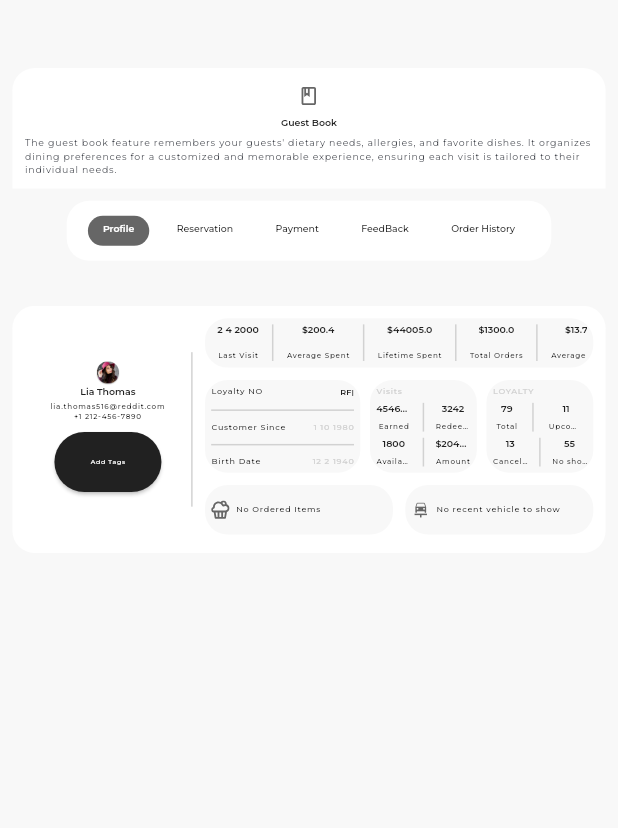
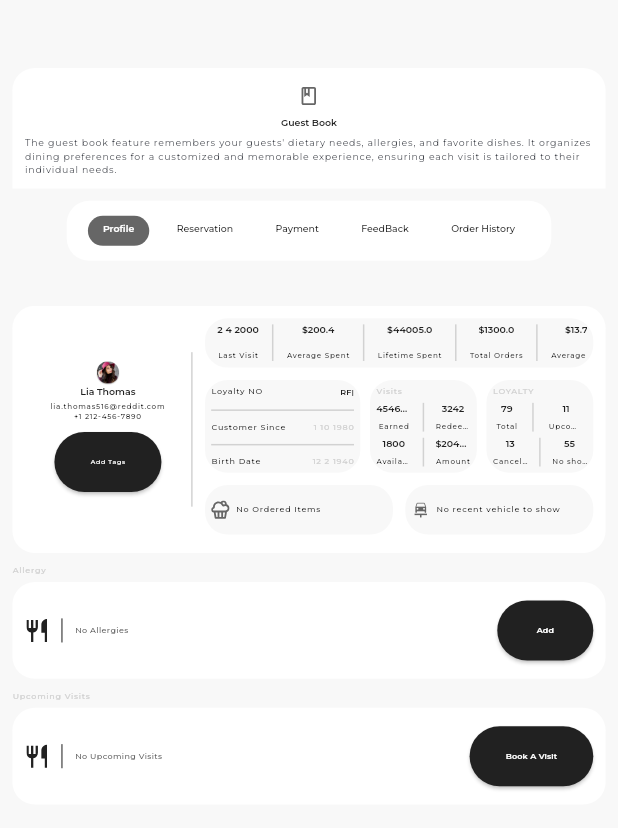
Before and after one commit to koussay97/eigital_assesment, a Flutter app: the CenterPanContent widget shown alone on an empty page, opened directly, on a phone screen of 412 x 824 dp. Shown: the top 828 px of the screen. Run offline on Flutter 3.47's test engine with Material 3 defaults, Android fonts, the phone set to English and light mode, and no system bars; our stand-ins replace bloc, equatable, flutter_bloc, flutter_svg, google_fonts, shimmer.

Commit message:
working on the screen lower body

```diff
--- a/lib/core/brand_guideline/asset_accessor.dart
+++ b/lib/core/brand_guideline/asset_accessor.dart
@@ -36,6 +36,13 @@ abstract class AssetAccessor {
   static String noteSeatingPrefs = 'assets/icons/notes_icons/notesSeatingPrefs.svg';
   static String noteSpecial = 'assets/icons/notes_icons/notesSpecial.svg';
   static String noteAllergy = 'assets/icons/notes_icons/notesAllergy.svg';
+  static List<String> notesIcons =[
+    noteGeneral,
+    noteSpecialRelation,
+    noteSeatingPrefs,
+    noteSpecial,
+    noteAllergy
+  ];
 
   /// social icons and images ::
   static String socialGoogleSvgIcon='assets/icons/social_icons/socialGoogle.svg';
--- a/lib/widgets/center_pan.dart
+++ b/lib/widgets/center_pan.dart
@@ -1,32 +1,50 @@
-import 'package:eigital_assessment/app_bloc/app_bloc.dart';
 import 'package:eigital_assessment/core/brand_guideline/asset_accessor.dart';
 import 'package:eigital_assessment/core/brand_guideline/brand_guideline.dart';
 import 'package:eigital_assessment/core/responsive_layout/responsive_componenet.dart';
 import 'package:eigital_assessment/widgets/center_panel_widgets/guest_book_card.dart';
 import 'package:eigital_assessment/widgets/center_panel_widgets/tab_bar_component.dart';
+import 'package:eigital_assessment/widgets/mini_sctionCard_widget.dart';
 import 'package:flutter/material.dart';
-import 'package:flutter_bloc/flutter_bloc.dart';
 
 class CenterPanContent extends StatelessWidget {
   final double appBarHeight;
   final double? textScaler;
 
   const CenterPanContent(
-      {super.key, required this.appBarHeight, this.textScaler });
+      {super.key, required this.appBarHeight, this.textScaler});
 
   @override
   Widget build(BuildContext context) {
     final currentTheme = Theme.of(context);
     return SingleChildScrollView(
-
       child: Padding(
         padding: EdgeInsets.all(AssetAccessor.appPadding(context: context)),
         child: Column(
           crossAxisAlignment: CrossAxisAlignment.start,
           children: [
-            SizedBox(height: appBarHeight,),
-            GuestBookCard(currentTheme: currentTheme,textScaler:textScaler ,),
-            Center(child: TabBarComponent(scaleFactor: (textScaler??1),)),
+            SizedBox(
+              height: appBarHeight,
+            ),
+            GuestBookCard(
+              currentTheme: currentTheme,
+              textScaler: textScaler,
+            ),
+            Center(
+                child: TabBarComponent(
+              scaleFactor: (textScaler ?? 1),
+            )),
+
+            SizedBox(height: SizeConfig.getDynamicBlocSize(context: context)*2,),
+            MiniSectionWidget(
+              themeData: currentTheme,
+              scaleFactor: textScaler,
+              title: 'Allergy',btnLabel: 'Add',iconName: AssetAccessor.storeIcon,iconTitle: 'No Allergies',),
+            SizedBox(height: SizeConfig.getDynamicBlocSize(context: context)*2,),
+            MiniSectionWidget(
+              themeData: currentTheme,
+              scaleFactor: textScaler,
+              title: 'Upcoming Visits',btnLabel: 'Book A Visit',iconName: AssetAccessor.forkKnifeIcon,iconTitle: 'No Upcoming Visits',),
+
           ],
         ),
       ),
--- a/lib/widgets/center_panel_widgets/tab_bar_component.dart
+++ b/lib/widgets/center_panel_widgets/tab_bar_component.dart
@@ -106,7 +106,7 @@ class _TabBarComponentState extends State<TabBarComponent>
                   highlightColor: Colors.grey.shade100,
                   child: SizedBox(
                       height: SizeConfig.getDynamicBlocSize(context: context) * 40,
-                      child: const TapViewItemCard()),
+                      child: const BigWhiteCard()),
                 );
               }
 
@@ -114,7 +114,7 @@ class _TabBarComponentState extends State<TabBarComponent>
                 return SizedBox(
                   height: SizeConfig.getDynamicBlocSize(context: context) * 30,
                   child: TabBarView(controller: tabController, children: [
-                    TapViewItemCard(
+                    BigWhiteCard(
                       tabContent: ProfileTabViewItem(
                         userModel: state.pickedUser,
                         showRightPortion: true,
@@ -123,22 +123,22 @@ class _TabBarComponentState extends State<TabBarComponent>
                         scaleFactor: widget.scaleFactor,
                       ),
                     ),
-                    TapViewItemCard(
+                    BigWhiteCard(
                       tabContent: Center(
                         child: Text('${tabs[tabIndex]}'),
                       ),
                     ),
-                    TapViewItemCard(
+                    BigWhiteCard(
                       tabContent: Center(
                         child: Text('${tabs[tabIndex]}'),
                       ),
                     ),
-                    TapViewItemCard(
+                    BigWhiteCard(
                       tabContent: Center(
                         child: Text('${tabs[tabIndex]}'),
                       ),
                     ),
-                    TapViewItemCard(
+                    BigWhiteCard(
                       tabContent: Center(
                         child: Text('${tabs[tabIndex]}'),
                       ),
@@ -149,7 +149,7 @@ class _TabBarComponentState extends State<TabBarComponent>
               return SizedBox(
                 height: SizeConfig.getDynamicBlocSize(context: context) * 40,
                 child: TabBarView(controller: tabController, children: [
-                  TapViewItemCard(
+                  BigWhiteCard(
                     tabContent: ProfileTabViewItem(
                       userModel: state.users.firstWhere(
                           (e) => e.id == context.read<AppBloc>().lastSelectedId,
@@ -160,22 +160,22 @@ class _TabBarComponentState extends State<TabBarComponent>
                       scaleFactor: widget.scaleFactor,
                     ),
                   ),
-                  TapViewItemCard(
+                  BigWhiteCard(
                     tabContent: Center(
                       child: Text('${tabs[tabIndex]}'),
                     ),
                   ),
-                  TapViewItemCard(
+                  BigWhiteCard(
                     tabContent: Center(
                       child: Text('${tabs[tabIndex]}'),
                     ),
                   ),
-                  TapViewItemCard(
+                  BigWhiteCard(
                     tabContent: Center(
                       child: Text('${tabs[tabIndex]}'),
                     ),
                   ),
-                  TapViewItemCard(
+                  BigWhiteCard(
                     tabContent: Center(
                       child: Text('${tabs[tabIndex]}'),
                     ),
@@ -188,10 +188,10 @@ class _TabBarComponentState extends State<TabBarComponent>
   }
 }
 
-class TapViewItemCard extends StatelessWidget {
+class BigWhiteCard extends StatelessWidget {
   final Widget? tabContent;
 
-  const TapViewItemCard({super.key, this.tabContent});
+  const BigWhiteCard({super.key, this.tabContent});
 
   @override
   Widget build(BuildContext context) {
--- a/lib/widgets/left_panel/left_pan_content.dart
+++ b/lib/widgets/left_panel/left_pan_content.dart
@@ -2,7 +2,6 @@ import 'package:eigital_assessment/app_bloc/app_bloc.dart';
 import 'package:eigital_assessment/core/brand_guideline/asset_accessor.dart';
 import 'package:eigital_assessment/core/brand_guideline/brand_guideline.dart';
 import 'package:eigital_assessment/core/responsive_layout/responsive_componenet.dart';
-import 'package:eigital_assessment/domain/user_model.dart';
 import 'package:eigital_assessment/widgets/left_panel/cutom_list_tile.dart';
 import 'package:flutter/material.dart';
 import 'package:flutter_bloc/flutter_bloc.dart';
--- /dev/null
+++ b/lib/widgets/mini_sctionCard_widget.dart
@@ -0,0 +1,84 @@
+import 'package:eigital_assessment/core/brand_guideline/asset_accessor.dart';
+import 'package:eigital_assessment/core/brand_guideline/constant_colors.dart';
+import 'package:eigital_assessment/core/responsive_layout/responsive_componenet.dart';
+import 'package:eigital_assessment/widgets/center_panel_widgets/tab_bar_component.dart';
+import 'package:eigital_assessment/widgets/center_panel_widgets/tab_view_widgets/custom_vertical_divider_atom.dart';
+import 'package:flutter/material.dart';
+
+class MiniSectionWidget extends StatelessWidget {
+  final String title;
+
+  final double? scaleFactor;
+  final ThemeData themeData;
+
+  final String iconName;
+  final String iconTitle;
+  final String btnLabel;
+  const MiniSectionWidget(
+      {super.key,
+        required this.iconName,
+        required this.iconTitle,
+        required this.themeData,
+        required this.title,
+        required this.btnLabel,
+        this.scaleFactor});
+
+  @override
+  Widget build(BuildContext context) {
+    return Column(
+      crossAxisAlignment: CrossAxisAlignment.start,
+      mainAxisSize: MainAxisSize.min,
+      children: [
+        Text(
+          title,
+          style: themeData.textTheme.labelMedium?.copyWith(
+            color: AppColors.cardSecondaryLabelColor,
+          ),
+          textScaler: TextScaler.linear((scaleFactor ?? 1)),
+        ),
+        SizedBox(
+          height: SizeConfig.getDynamicBlocSize(context: context),
+        ),
+
+        ///
+        BigWhiteCard(
+          tabContent: Row(
+            mainAxisAlignment: MainAxisAlignment.spaceBetween,
+            crossAxisAlignment: CrossAxisAlignment.center,
+            children: [
+              Row(
+                mainAxisSize: MainAxisSize.min,
+                crossAxisAlignment: CrossAxisAlignment.center,
+                children: [
+                  AssetAccessor.drawSvgIcon(
+                      iconName: iconName,
+                      height:
+                      SizeConfig.getDynamicBlocSize(context: context) * 3*(scaleFactor??1),
+                      width:
+                      SizeConfig.getDynamicBlocSize(context: context) * 3*(scaleFactor??1)),
+
+                  Padding(
+                      padding: EdgeInsets.symmetric(horizontal: SizeConfig.getDynamicBlocSize(context: context)*2),
+                      child: CustomVerticalDivider(color: AppColors.cardLabelColor,thickness: 1, height: SizeConfig.getDynamicBlocSize(context: context) * 3*(scaleFactor??1),)),
+                  Text(
+                      textScaler: TextScaler.linear((scaleFactor??1)),
+                      iconTitle),
+                ],
+              ),
+              ElevatedButton(
+                  style: ButtonStyle(
+                    backgroundColor: WidgetStatePropertyAll(AppColors.mainPrimaryBlack),
+                  ),
+                  onPressed: (){
+
+                  }, child: Text(
+                style: themeData.textTheme.labelLarge?.copyWith(color: AppColors.cardsHighlightColor),
+                btnLabel,
+                textScaler: TextScaler.linear((scaleFactor??1)),))
+            ],
+          ),
+        ),
+      ],
+    );
+  }
+}
--- /dev/null
+++ b/lib/widgets/notes_card.dart
@@ -0,0 +1,54 @@
+import 'package:eigital_assessment/core/brand_guideline/asset_accessor.dart';
+import 'package:eigital_assessment/core/brand_guideline/brand_guideline.dart';
+import 'package:eigital_assessment/core/responsive_layout/responsive_componenet.dart';
+import 'package:eigital_assessment/widgets/center_panel_widgets/tab_bar_component.dart';
+import 'package:flutter/material.dart';
+
+class NotesCard extends StatelessWidget {
+  final ThemeData currentTheme;
+  final double? textScaleFactor;
+  const NotesCard({super.key, required this.currentTheme, required this.textScaleFactor});
+
+  @override
+  Widget build(BuildContext context) {
+    return BigWhiteCard(
+      tabContent: ListView.separated(
+          shrinkWrap: true,
+          itemBuilder: (context, index) {
+            return Padding(
+                padding: EdgeInsets.symmetric(
+                    horizontal: SizeConfig.getDynamicBlocSize(context: context),
+                    vertical: SizeConfig.getDynamicBlocSize(context: context)),
+                child: Column(
+                  crossAxisAlignment: CrossAxisAlignment.stretch,
+                  mainAxisSize: MainAxisSize.min,
+                  children: [
+                    Row(
+                      children: [
+                        AssetAccessor.drawSvgIcon(
+                            iconName: AssetAccessor.notesIcons[index],
+                            height: SizeConfig.getDynamicBlocSize(
+                                    context: context) *
+                                2,
+                            width: SizeConfig.getDynamicBlocSize(
+                                    context: context) *
+                                2),
+                        Text('General', style: currentTheme.textTheme.labelLarge?.copyWith(color: AppColors.cardLabelColor),)
+                      ],
+                    ),
+                    SizedBox(
+                      height: SizeConfig.getDynamicBlocSize(context: context),
+                    ),
+
+                  ],
+                ));
+          },
+          separatorBuilder: (context, index) {
+            return Divider(
+              color: AppColors.cardSecondaryLabelColor,
+            );
+          },
+          itemCount: AssetAccessor.notesIcons.length),
+    );
+  }
+}
```
